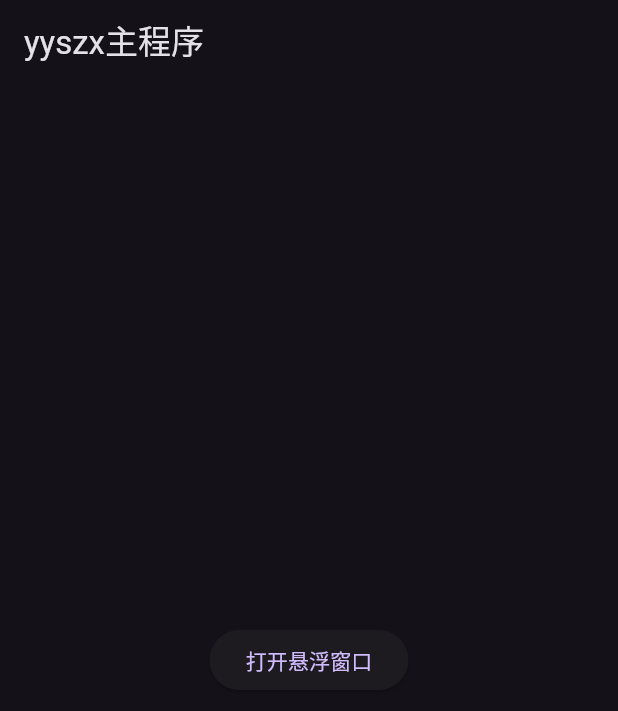
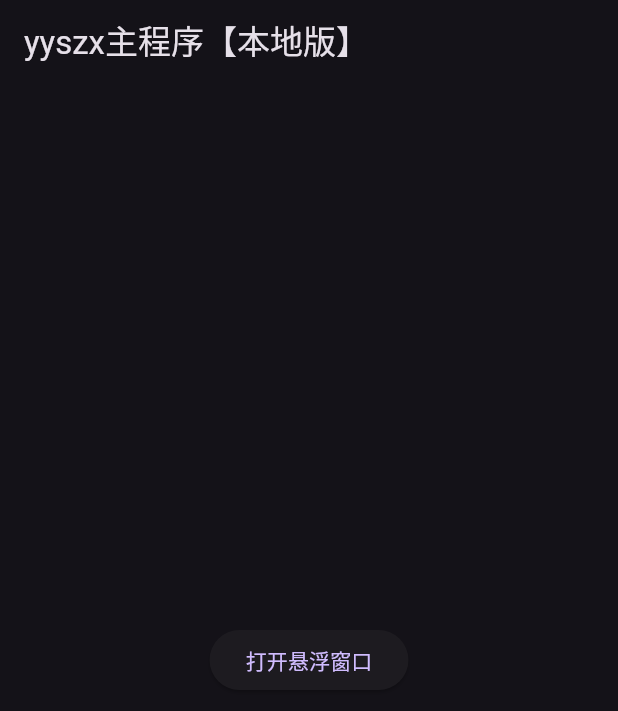
Before and after one commit to zwy2673976185-design/yyszx, a Flutter app: the screen it shows after launch, on a phone screen of 412 x 824 dp. Shown: the top 711 px of the screen. Run offline on Flutter 3.47's test engine with Material 3 defaults, Android fonts, the phone set to English and light mode, and no system bars; missing offline and left inert: flutter_overlay_window.

Commit message:
Update main.dart

```diff
--- a/lib/main.dart
+++ b/lib/main.dart
@@ -1,11 +1,9 @@
 import 'package:flutter/material.dart';
 import 'package:flutter_overlay_window/flutter_overlay_window.dart';
-import 'package:dio/dio.dart';
 import 'package:path_provider/path_provider.dart';
 import 'dart:io';
 
-// Github CDN读取tiny.json
-const String configUrl = "https://cdn.jsdelivr.net/gh/zwy2673976185-design/yyy/tiny.json";
+// 关闭远程云端链接，全部使用本地文件
 late String localConfigPath;
 
 void main() {
@@ -62,7 +60,7 @@ class _HomePageState extends State<HomePage> {
   @override
   Widget build(BuildContext context) {
     return Scaffold(
-      appBar: AppBar(title: const Text("yyszx主程序")),
+      appBar: AppBar(title: const Text("yyszx主程序【本地版】")),
       body: Center(
         child: ElevatedButton(
           onPressed: startOverlay,
```
